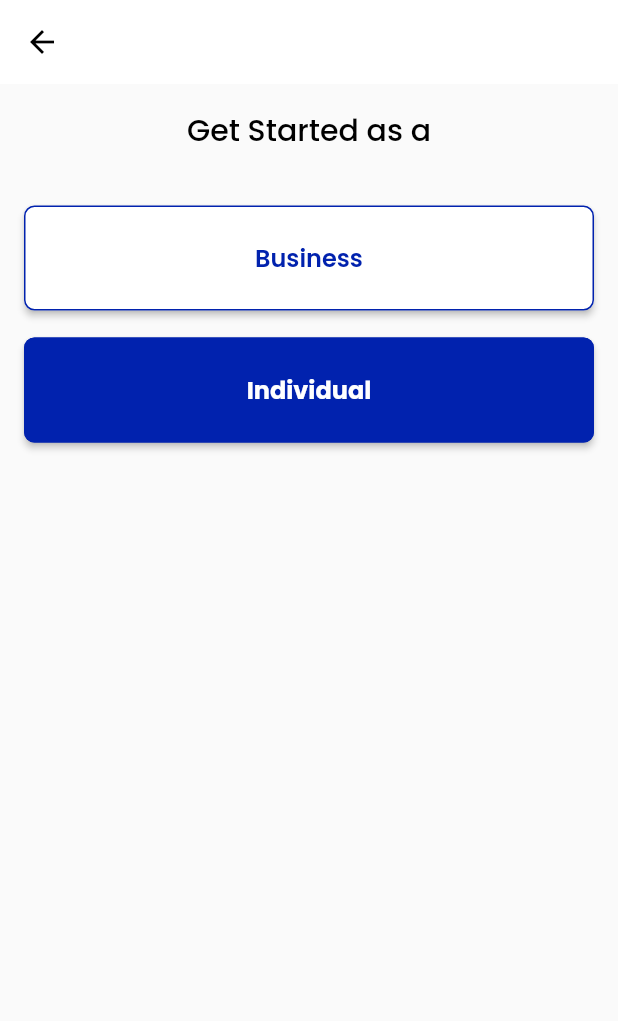
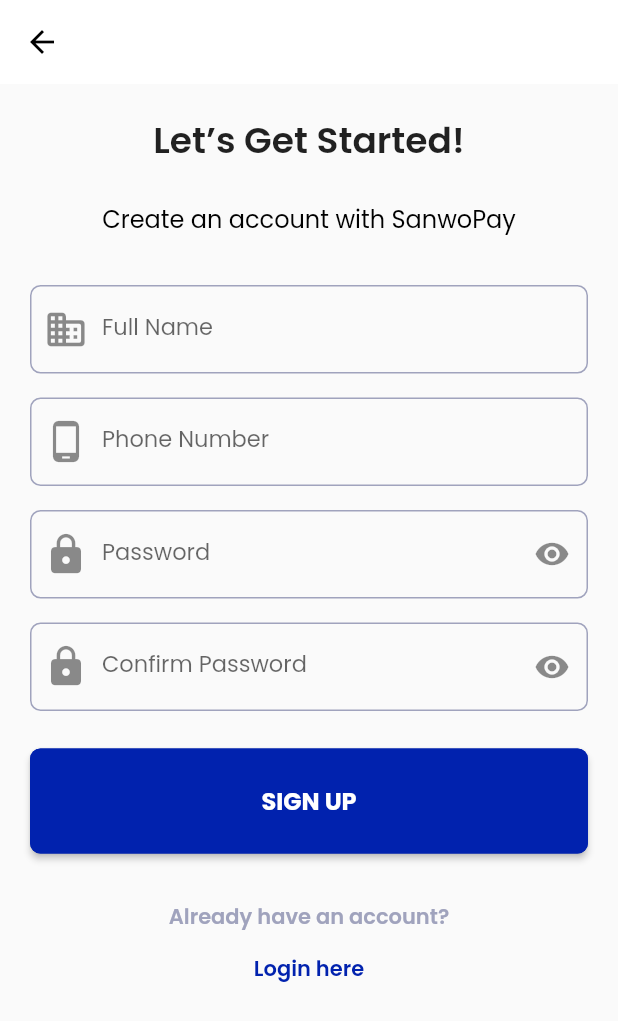
Before and after one commit to Trowpass/trowpass, a Flutter app: the screen it shows after launch, after a tap on "Individual", on a phone screen of 412 x 824 dp. Shown: the top 1021 px of the screen. Run offline on Flutter 3.47's test engine with Material 2 defaults, Android fonts, the phone set to English and light mode, and no system bars; our stand-ins replace get, google_fonts.

Commit message:
TRW sprint 1 signup screen modifications and corrections

```diff
--- a/app/lib/screens/auth/account_type_screen.dart
+++ b/app/lib/screens/auth/account_type_screen.dart
@@ -1,20 +1,26 @@
 // ignore_for_file: use_key_in_widget_constructors, prefer_const_constructors
 
-import 'package:app/screens/auth/sign_up_screen.dart';
+import 'package:app/screens/auth/sign_up_screen_business.dart';
+import 'package:app/screens/auth/sign_up_screen_individual.dart';
 import 'package:app/shareds/utils/app_colors.dart';
 import 'package:app/widgets/standard_button.dart';
 import 'package:flutter/material.dart';
 import 'package:app/widgets/app_styles.dart';
+import 'package:get/get_core/src/get_main.dart';
+import 'package:get/route_manager.dart';
 
 class AccountTypeScreen extends StatelessWidget {
   @override
   Widget build(BuildContext context) {
     return Scaffold(
-       appBar: AppBar(
+      appBar: AppBar(
         backgroundColor: Colors.white,
         elevation: 0.0,
         leading: IconButton(
-          icon: Icon(Icons.arrow_back, color: Colors.black,),
+          icon: Icon(
+            Icons.arrow_back,
+            color: Colors.black,
+          ),
           onPressed: () {
             Navigator.pop(context);
           },
@@ -29,23 +35,18 @@ class AccountTypeScreen extends StatelessWidget {
               style: appStyles(20, Colors.black, FontWeight.w500),
             ),
             SizedBox(height: 35),
-             StandardButtonOutline(
+            StandardButtonOutline(
               color: secondaryColor,
               text: 'Business',
               onPressed: () {
-                Navigator.push(
-                  context,
-                  MaterialPageRoute(
-                    builder: (context) => SignupScreen(),
-                  ),
-                );
+                Get.to(() => SignupScreenBusiness());
               },
             ),
             SizedBox(height: 18),
-             StandardButton(
+            StandardButton(
               text: 'Individual',
               onPressed: () {
-                // Handle individual button press
+                Get.to(() => SignupScreenIndividual());
               },
             ),
           ],
--- a/app/lib/screens/auth/sign_up_screen.dart
+++ b/app/lib/screens/auth/sign_up_screen_business.dart
@@ -1,11 +1,12 @@
 // ignore_for_file: prefer_const_constructors, use_key_in_widget_constructors, prefer_const_constructors_in_immutables
 
 import 'package:app/shareds/utils/app_colors.dart';
+import 'package:app/widgets/app_styles.dart';
 import 'package:app/widgets/standard_button.dart';
 import 'package:app/widgets/text_form_input.dart';
 import 'package:flutter/material.dart';
 
-class SignupScreen extends StatelessWidget {
+class SignupScreenBusiness extends StatelessWidget {
   final TextEditingController businessNameController = TextEditingController();
   final TextEditingController emailController = TextEditingController();
   final TextEditingController passwordController = TextEditingController();
@@ -32,15 +33,16 @@ class SignupScreen extends StatelessWidget {
             children: [
               Text(
                 'Let’s Get Started!',
-                style: TextStyle(fontSize: 24, fontWeight: FontWeight.w600),
+                style: appStyles(24, null, FontWeight.w600),
               ),
               SizedBox(height: 22),
               Text(
                 'Create an account with SanwoPay',
-                style: TextStyle(
-                    fontSize: 16,
-                    fontWeight: FontWeight.w400,
-                    color: Colors.black),
+                style: appStyles(
+                    16,
+                    Colors.black,
+                    FontWeight.w400,
+                   ),
               ),
               SizedBox(height: 32),
               SignupForm(
@@ -52,10 +54,11 @@ class SignupScreen extends StatelessWidget {
               SizedBox(height: 32),
               Text(
                 'Already have an account?',
-                style: TextStyle(
-                    fontSize: 14,
-                    fontWeight: FontWeight.w600,
-                    color: grayscale),
+                style: appStyles(
+                    14,
+                    grayscale,
+                    FontWeight.w600,
+                    ),
               ),
               TextButton(
                 onPressed: () {
@@ -63,10 +66,10 @@ class SignupScreen extends StatelessWidget {
                 },
                 child: Text(
                   'Login here',
-                  style: TextStyle(
-                    fontSize: 14,
-                    fontWeight: FontWeight.w600,
-                    color: secondaryColor,
+                  style: appStyles(
+                    14,
+                    secondaryColor,
+                    FontWeight.w600,
                   ),
                 ),
               )
--- /dev/null
+++ b/app/lib/screens/auth/sign_up_screen_individual.dart
@@ -0,0 +1,150 @@
+// ignore_for_file: prefer_const_constructors, use_key_in_widget_constructors, prefer_const_constructors_in_immutables
+
+import 'package:app/shareds/utils/app_colors.dart';
+import 'package:app/widgets/app_styles.dart';
+import 'package:app/widgets/standard_button.dart';
+import 'package:app/widgets/text_form_input.dart';
+import 'package:flutter/material.dart';
+
+class SignupScreenIndividual extends StatelessWidget {
+  final TextEditingController fullNameController = TextEditingController();
+  final TextEditingController phoneNumberController = TextEditingController();
+  final TextEditingController passwordController = TextEditingController();
+  final TextEditingController confirmPasswordController =
+      TextEditingController();
+
+  @override
+  Widget build(BuildContext context) {
+    return Scaffold(
+      appBar: AppBar(
+        backgroundColor: background,
+        elevation: 0.0,
+        leading: IconButton(
+          icon: Icon(Icons.arrow_back, color: Colors.black),
+          onPressed: () {
+            Navigator.pop(context);
+          },
+        ),
+      ),
+      body: SingleChildScrollView(
+        child: Padding(
+          padding: EdgeInsets.all(20),
+          child: Column(
+            children: [
+              Text(
+                'Let’s Get Started!',
+                style: appStyles(24,null, FontWeight.w600),
+              ),
+              SizedBox(height: 22),
+              Text(
+                'Create an account with SanwoPay',
+                style: appStyles(16, Colors.black, FontWeight.w400),
+              ),
+              SizedBox(height: 32),
+              SignupForm(
+                fullNameController: fullNameController,
+                phoneNumberController: phoneNumberController,
+                passwordController: passwordController,
+                confirmPasswordController: confirmPasswordController,
+              ),
+              SizedBox(height: 32),
+              Text(
+                'Already have an account?',
+                style: appStyles(14, grayscale, FontWeight.w600,),
+              ),
+              TextButton(
+                onPressed: () {
+                  // Action to perform when the button is pressed
+                },
+                child: Text(
+                  'Login here',
+                  style: appStyles(14, secondaryColor, FontWeight.w600,),
+                ),
+              )
+            ],
+          ),
+        ),
+      ),
+    );
+  }
+}
+
+class SignupForm extends StatelessWidget {
+  final TextEditingController fullNameController;
+  final TextEditingController phoneNumberController;
+  final TextEditingController passwordController;
+  final TextEditingController confirmPasswordController;
+
+  SignupForm({
+    required this.fullNameController,
+    required this.phoneNumberController,
+    required this.passwordController,
+    required this.confirmPasswordController,
+  });
+
+  @override
+  Widget build(BuildContext context) {
+    return Column(
+      children: [
+        TextInputForm(
+          inputController: fullNameController,
+          textLabel: 'Full Name',
+          textHint: 'Full Name',
+          validatorMessage: 'Please enter a valid name',
+          isPassword: false,
+          autoCorrect: false,
+          prefixIcon: Icon(
+            Icons.business_rounded,
+            size: 30,
+          ),
+        ),
+        SizedBox(height: 16),
+        TextInputForm(
+          inputController: phoneNumberController,
+          textLabel: 'Phone Number',
+          textHint: 'Phone Number',
+          validatorMessage: 'Please enter a valid number',
+          isPassword: false,
+          autoCorrect: false,
+          prefixIcon: Icon(
+            Icons.phone_android,
+            size: 30,
+          ),
+        ),
+        SizedBox(height: 16),
+        TextInputForm(
+          inputController: passwordController,
+          textLabel: 'Password',
+          textHint: 'Password',
+          validatorMessage: 'Please enter a valid password',
+          isPassword: true,
+          autoCorrect: false,
+          prefixIcon: Icon(
+            Icons.lock,
+            size: 30,
+          ),
+        ),
+        SizedBox(height: 16),
+        TextInputForm(
+          inputController: confirmPasswordController,
+          textLabel: 'Confirm Password',
+          textHint: 'Confirm password',
+          validatorMessage: 'Passwords do not match',
+          isPassword: true,
+          autoCorrect: false,
+          prefixIcon: Icon(
+            Icons.lock,
+            size: 30,
+          ),
+        ),
+        SizedBox(height: 25),
+        StandardButton(
+          text: 'SIGN UP',
+          onPressed: () {
+            // Handle individual button press
+          },
+        ),
+      ],
+    );
+  }
+}
```
